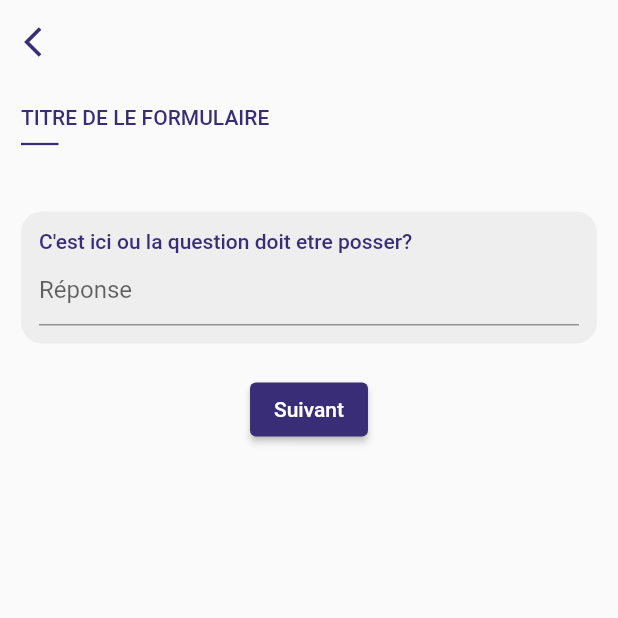
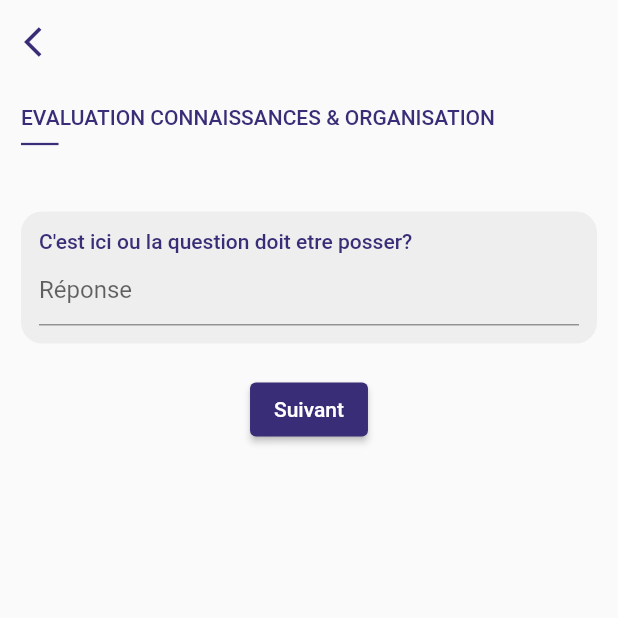
Before and after one commit to abdel7ak96/survey_app, a Flutter app: the screen it shows after launch, on a phone screen of 412 x 824 dp, the top half of it. Run offline on Flutter 3.47's test engine with Material 2 defaults, Android fonts, the phone set to English and light mode, and no system bars; our stand-ins replace dots_indicator.

Commit message:
Seperate question from _FormPart widget

```diff
--- a/lib/main.dart
+++ b/lib/main.dart
@@ -70,9 +70,9 @@ class _QuestionScreenState extends State<QuestionScreen> {
           physics: NeverScrollableScrollPhysics(),
           scrollDirection: Axis.vertical,
           children: [
-            TextQuestion(nextPage: _nextPage),
-            TextQuestion(nextPage: _nextPage),
-            TextQuestion(nextPage: _nextPage),
+            _FormPart(formTitle: "EVALUATION CONNAISSANCES & ORGANISATION" ,nextPage: _nextPage),
+            _FormPart(formTitle: "ETAPE DE L'ETAT DES LIEUX POUR L'EVALUATION" ,nextPage: _nextPage),
+            _FormPart(nextPage: _nextPage),
           ],
         ),
       ),
@@ -80,10 +80,11 @@ class _QuestionScreenState extends State<QuestionScreen> {
   }
 }
 
-class TextQuestion extends StatelessWidget {
-  const TextQuestion({Key? key, required this.nextPage}) : super(key: key);
+class _FormPart extends StatelessWidget {
+  const _FormPart({Key? key, required this.nextPage, this.formTitle=""}) : super(key: key);
 
   final Function nextPage;
+  final String formTitle;
 
   @override
   Widget build(BuildContext context) {
@@ -91,12 +92,12 @@ class TextQuestion extends StatelessWidget {
       child: Padding(
         padding: const EdgeInsets.all(14.0),
         child: Column(crossAxisAlignment: CrossAxisAlignment.start, children: [
-          true
+          formTitle != ""
               ? Container(
                   child: Column(
                     crossAxisAlignment: CrossAxisAlignment.start,
                     children: [
-                      Text("TITRE DE LE FORMULAIRE",
+                      Text(formTitle,
                           style: TextStyle(
                             fontWeight: FontWeight.w500,
                             color: Color.fromRGBO(58, 45, 119, 1),
@@ -114,12 +115,32 @@ class TextQuestion extends StatelessWidget {
               // ignore: dead_code
               : SizedBox(height: 35.0),
           SizedBox(height: 35.0),
-          Container(
-            // height: 2000,
+          _TextQuestion(),
+          SizedBox(height: 20.0),
+          Center(
+              child: ElevatedButton(
+            onPressed: () {
+              nextPage();
+            },
+            child: Text("Suivant"),
+            style: ElevatedButton.styleFrom(
+                primary: Color.fromRGBO(58, 45, 119, 1)),
+          ))
+        ]),
+      ),
+    );
+  }
+}
+
+class _TextQuestion extends StatelessWidget {
+  const _TextQuestion({Key? key}) : super(key: key);
+
+  @override
+  Widget build(BuildContext context) {
+    return Container(
       padding: EdgeInsets.all(12.0),
       decoration: BoxDecoration(
-                borderRadius: BorderRadius.circular(14.0),
-                color: Colors.grey[200]),
+          borderRadius: BorderRadius.circular(14.0), color: Colors.grey[200]),
       child: Form(
         child: Column(
           crossAxisAlignment: CrossAxisAlignment.start,
@@ -137,19 +158,6 @@ class TextQuestion extends StatelessWidget {
           ],
         ),
       ),
-          ),
-          SizedBox(height: 20.0),
-          Center(
-              child: ElevatedButton(
-            onPressed: () {
-              nextPage();
-            },
-            child: Text("Suivant"),
-            style:
-                ElevatedButton.styleFrom(primary: Color.fromRGBO(58, 45, 119, 1)),
-          ))
-        ]),
-      ),
     );
   }
 }
```
Lines whose indentation alone changed are shown as unchanged.
